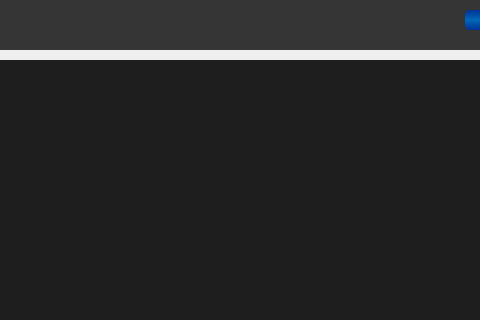
Before: the Qt Designer form code/XCJ/xviewer01/ui/xviewer.ui in WONGZEONJYU/Audio_and-_Video_Note, drawn with Qt 5; both pictures show x 225 to 705 and y 0 to 320 of the 800 by 600 pixel window.
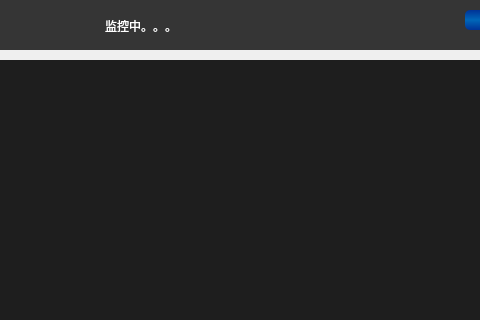
After: the same form once the commit is applied. Icons and pictures are not drawn.

```diff
--- a/code/XCJ/xviewer01/ui/xviewer.ui
+++ b/code/XCJ/xviewer01/ui/xviewer.ui
@@ -70,6 +70,14 @@
 #cams{
 	background-color: #1e1e1e;
 }
+
+#status{
+	
+	color: rgb(255, 255, 255);
+	font: 700 12pt &quot;Consolas&quot;;
+}
+
+
 </string>
   </property>
   <widget class="QWidget" name="head" native="true">
@@ -175,6 +183,19 @@
     <zorder>normal</zorder>
     <zorder>max</zorder>
    </widget>
+   <widget class="QLabel" name="status">
+    <property name="geometry">
+     <rect>
+      <x>330</x>
+      <y>10</y>
+      <width>271</width>
+      <height>31</height>
+     </rect>
+    </property>
+    <property name="text">
+     <string>监控中。。。</string>
+    </property>
+   </widget>
   </widget>
   <widget class="QWidget" name="body" native="true">
    <property name="geometry">
```
